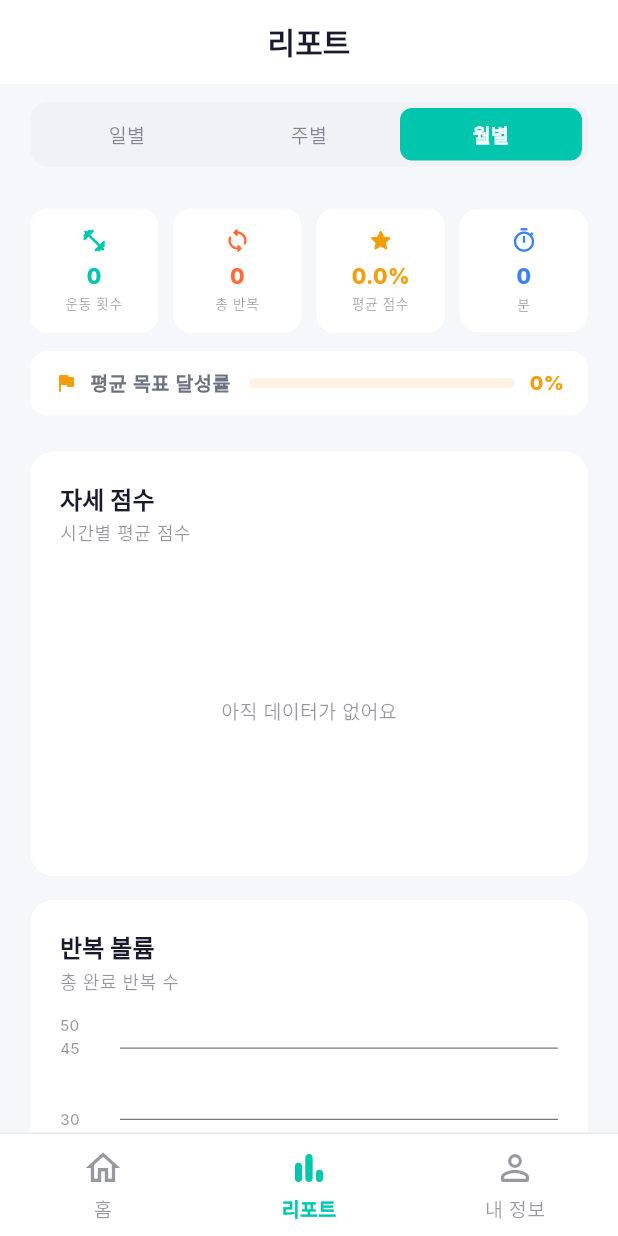
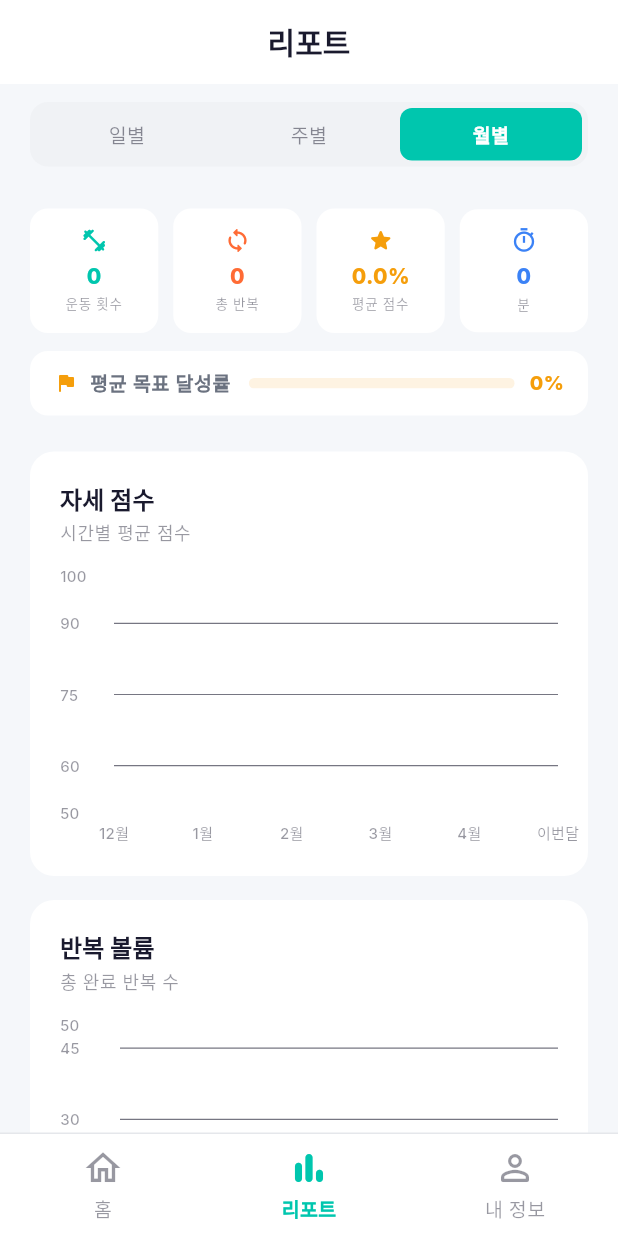
Before and after one commit to 06-month/BPT, a Flutter app: the ReportScreen screen opened by its route, after a tap on "주별", after a tap on "월별", on a phone screen of 412 x 824 dp. Run offline on Flutter 3.47's test engine with Material 3 defaults, Android fonts, the phone set to English and light mode, and no system bars; drawn by our look-alikes of fl_chart; our stand-ins replace cloud_firestore, firebase_auth, firebase_core, flutter_riverpod, go_router, google_fonts and 2 more; accounts and stored records are empty.

Commit message:
feat: 생년월일 기반 나이 입력 및 리포트 그래프 날짜 정확도 개선
feat(user): age 필드를 birthDate(DateTime?)로 교체, 생년월일 기반 age getter 추가
  - UserModel.age: birthDate에서 오늘 날짜 기준 만 나이를 동적 계산
  - UserModel.copyWith: clearBirthDate 플래그로 null 명시 설정 지원
  - UserModel.toJson/fromJson: birthDate ISO 직렬화 처리

feat(auth): 회원가입 폼에 생년월일 date picker 추가
  - 개인정보 섹션에 _DatePickerField 위젯 추가 (캘린더 UI)
  - 선택한 생년월일을 signUp()으로 전달, Firestore에 저장
  - 한국어/영어 날짜 포맷 자동 전환

feat(profile): 프로필 편집 시트의 나이 입력 → 생년월일 date picker로 교체
  - _BirthDatePicker 위젯 신규 추가
  - 편집 저장 시 birthDate → Firestore set(merge:true) + 로컬 캐시 동시 갱신
  - 프로필 표시: 나이 옆 '세' 단위 표시 (예: 25세), 미입력 시 '-'

fix(auth): Firestore 로드 성공 시 로컬 캐시 즉시 갱신 누락 수정
  - login()/tryAutoLogin(): Firestore 성공 응답을 받으면 _cacheUser() 호출
  - 이전에는 Firestore 데이터를 읽어도 캐시 미갱신 → 다음 Firestore 실패 시
    구버전 캐시로 폴백해 birthDate/신체정보가 사라지는 문제 발생

fix(profile): Firestore update() → set(merge:true) 교체
  - update()는 문서 부재 시 예외 발생 → 기존 계정(문서 없는 경우)에서 저장 실패
  - set(merge:true)는 문서 없으면 생성, 있으면 지정 필드만 갱신

fix(report): 리포트 그래프 날짜 로직 전면 수정
  - 일별: '운동한 날 기준 N일차' → '오늘 포함 최근 7 달력 일' 고정
    (오늘 날짜가 항상 포함되며 실제 날짜 레이블 표시: 5/25, 5/31 등)
  - 주별: 8주 → 6주로 축소, 현재 주 '이번주/Now' 강조 표시
  - 월별: 12개월 → 6개월로 축소, 한국어 모드에서 '1월~12월/이번달' 표시
  - 요약 통계: 전체 records 기준 → 각 탭 윈도우 기간 내 records 기준으로 수정
  - 데이터 없을 때도 x축 날짜 레이블이 항상 표시되도록 빈 프레임 유지

Co-Authored-By: Claude Sonnet 4.6 <noreply@anthropic.com>

```diff
--- a/bpt/lib/core/i18n/app_strings.dart
+++ b/bpt/lib/core/i18n/app_strings.dart
@@ -156,6 +156,8 @@ class AppStrings {
   final String editProfile;
   final String save;
   final String name;
+  final String birthDate;
+  final String selectBirthDate;
 
   const AppStrings({
     required this.locale,
@@ -294,6 +296,8 @@ class AppStrings {
     required this.editProfile,
     required this.save,
     required this.name,
+    required this.birthDate,
+    required this.selectBirthDate,
   });
 
   // ── English ───────────────────────────────────────────────────────────────
@@ -434,6 +438,8 @@ class AppStrings {
     editProfile: 'Edit Profile',
     save: 'Save',
     name: 'Name',
+    birthDate: 'Date of Birth',
+    selectBirthDate: 'Select date of birth',
   );
 
   // ── Korean ────────────────────────────────────────────────────────────────
@@ -574,5 +580,7 @@ class AppStrings {
     editProfile: '프로필 편집',
     save: '저장',
     name: '이름',
+    birthDate: '생년월일',
+    selectBirthDate: '생년월일을 선택하세요',
   );
 }
--- a/bpt/lib/data/mock_data.dart
+++ b/bpt/lib/data/mock_data.dart
@@ -12,7 +12,7 @@ final mockUser = UserModel(
   email: 'jinjeong619@gmail.com',
   password: '',
   avatarInitials: 'JJ',
-  age: 24,
+  birthDate: DateTime(2001, 3, 15),
   weightKg: 70,
   heightCm: 175,
   totalWorkouts: 48,
--- a/bpt/lib/features/report/providers/report_provider.dart
+++ b/bpt/lib/features/report/providers/report_provider.dart
@@ -17,9 +17,9 @@ final reportDataProvider = Provider<Map<String, dynamic>>((ref) {
     case ReportTab.daily:
       return _buildDailyData(records, isKo);
     case ReportTab.weekly:
-      return _buildWeeklyData(records);
+      return _buildWeeklyData(records, isKo);
     case ReportTab.monthly:
-      return _buildMonthlyData(records);
+      return _buildMonthlyData(records, isKo);
   }
 });
 
@@ -27,61 +27,20 @@ final reportDataProvider = Provider<Map<String, dynamic>>((ref) {
 
 DateTime _dateOnly(DateTime dt) => DateTime(dt.year, dt.month, dt.day);
 
-Map<String, dynamic> _emptyData() => {
-      'postureScores': <double>[],
-      'reps': <double>[],
-      'workoutMinutes': <double>[],
-      'labels': <String>[],
-      'totalWorkouts': 0,
-      'totalReps': 0,
-      'avgScore': 0.0,
-      'totalMinutes': 0,
-      'avgAchievement': 0.0,
-    };
-
-// Chronological by unique workout day, labeled "1일차"/"Day 1"
-Map<String, dynamic> _buildDailyData(List<WorkoutRecordModel> records, bool isKo) {
-  final Map<DateTime, List<WorkoutRecordModel>> byDay = {};
-  for (final r in records) {
-    final day = _dateOnly(r.date);
-    byDay.putIfAbsent(day, () => []).add(r);
-  }
-
-  final sortedDays = byDay.keys.toList()..sort();
-  final recentDays = sortedDays.length > 7
-      ? sortedDays.sublist(sortedDays.length - 7)
-      : sortedDays;
-
-  if (recentDays.isEmpty) return _emptyData();
-
-  final startIdx = sortedDays.length - recentDays.length;
-  final scores = <double>[];
-  final reps = <double>[];
-  final minutes = <double>[];
-  final labels = <String>[];
-
-  for (int i = 0; i < recentDays.length; i++) {
-    final dayRecs = byDay[recentDays[i]]!;
-    final n = startIdx + i + 1;
-    labels.add(isKo ? '$n일차' : 'Day $n');
-    scores.add(dayRecs.fold(0.0, (s, r) => s + r.postureScore) / dayRecs.length);
-    reps.add(dayRecs.fold(0.0, (s, r) => s + r.totalReps));
-    minutes.add(dayRecs.fold(0, (s, r) => s + r.durationSeconds) / 60.0);
-  }
-
+Map<String, dynamic> _buildSummary({
+  required List<double> scores,
+  required List<double> reps,
+  required List<double> minutes,
+  required List<WorkoutRecordModel> windowRecords,
+}) {
   final totalReps = reps.fold(0.0, (a, b) => a + b).toInt();
   final totalMins = minutes.fold(0.0, (a, b) => a + b).toInt();
   final validScores = scores.where((s) => s > 0).toList();
   final avgScore = validScores.isEmpty
       ? 0.0
       : validScores.fold(0.0, (a, b) => a + b) / validScores.length;
-
   return {
-    'postureScores': scores,
-    'reps': reps,
-    'workoutMinutes': minutes,
-    'labels': labels,
-    'totalWorkouts': records.length,
+    'totalWorkouts': windowRecords.length,
     'totalReps': totalReps,
     'avgScore': avgScore,
     'totalMinutes': totalMins,
@@ -89,21 +48,65 @@ Map<String, dynamic> _buildDailyData(List<WorkoutRecordModel> records, bool isKo
   };
 }
 
-Map<String, dynamic> _buildWeeklyData(List<WorkoutRecordModel> records) {
+// ── Daily: 오늘 포함 최근 7 달력 일 ──────────────────────────────────────────
+Map<String, dynamic> _buildDailyData(
+    List<WorkoutRecordModel> records, bool isKo) {
+  final today = _dateOnly(DateTime.now());
+  // index 0 = 6일 전, index 6 = 오늘
+  final days = List.generate(7, (i) => today.subtract(Duration(days: 6 - i)));
+
+  final labels = days.map((d) => '${d.month}/${d.day}').toList();
+  final scores = <double>[];
+  final reps = <double>[];
+  final minutes = <double>[];
+
+  for (final day in days) {
+    final dayRecs =
+        records.where((r) => _dateOnly(r.date) == day).toList();
+    scores.add(dayRecs.isEmpty
+        ? 0
+        : dayRecs.fold(0.0, (s, r) => s + r.postureScore) / dayRecs.length);
+    reps.add(dayRecs.fold(0.0, (s, r) => s + r.totalReps.toDouble()));
+    minutes.add(dayRecs.fold(0, (s, r) => s + r.durationSeconds) / 60.0);
+  }
+
+  final windowRecs =
+      records.where((r) => !_dateOnly(r.date).isBefore(days.first)).toList();
+
+  return {
+    'postureScores': scores,
+    'reps': reps,
+    'workoutMinutes': minutes,
+    'labels': labels,
+    ..._buildSummary(
+        scores: scores,
+        reps: reps,
+        minutes: minutes,
+        windowRecords: windowRecs),
+  };
+}
+
+// ── Weekly: 현재 주 포함 최근 6주 ────────────────────────────────────────────
+Map<String, dynamic> _buildWeeklyData(
+    List<WorkoutRecordModel> records, bool isKo) {
   final now = DateTime.now();
-  // Current week starts on Monday
-  final currentMonday = _dateOnly(now)
-      .subtract(Duration(days: now.weekday - 1));
+  final currentMonday =
+      _dateOnly(now).subtract(Duration(days: now.weekday - 1));
 
-  // Last 8 weeks: index 0 = 7 weeks ago, index 7 = current week
+  // index 0 = 5주 전 월요일, index 5 = 이번 주 월요일
   final weekStarts = List.generate(
-      8, (i) => currentMonday.subtract(Duration(days: (7 - i) * 7)));
+      6, (i) => currentMonday.subtract(Duration(days: (5 - i) * 7)));
+
+  final labels = weekStarts.asMap().entries.map((e) {
+    final ws = e.value;
+    final isCurrentWeek = e.key == weekStarts.length - 1;
+    if (isCurrentWeek) return isKo ? '이번주' : 'Now';
+    return '${ws.month}/${ws.day}';
+  }).toList();
 
   final scores = <double>[];
   final reps = <double>[];
   final minutes = <double>[];
-  // Actual Monday dates as "M/D" labels so new users see real dates
-  final labels = weekStarts.map((ws) => '${ws.month}/${ws.day}').toList();
 
   for (final weekStart in weekStarts) {
     final weekEnd = weekStart.add(const Duration(days: 7));
@@ -114,54 +117,55 @@ Map<String, dynamic> _buildWeeklyData(List<WorkoutRecordModel> records) {
         .toList();
     scores.add(weekRecs.isEmpty
         ? 0
-        : weekRecs.fold(0.0, (s, r) => s + r.postureScore) /
-            weekRecs.length);
-    reps.add(
-        weekRecs.fold(0.0, (s, r) => s + r.totalReps).toDouble());
-    minutes.add(
-        weekRecs.fold(0, (s, r) => s + r.durationSeconds) / 60.0);
+        : weekRecs.fold(0.0, (s, r) => s + r.postureScore) / weekRecs.length);
+    reps.add(weekRecs.fold(0.0, (s, r) => s + r.totalReps.toDouble()));
+    minutes
+        .add(weekRecs.fold(0, (s, r) => s + r.durationSeconds) / 60.0);
   }
 
-  final totalWorkouts = records
-      .where((r) =>
-          !_dateOnly(r.date).isBefore(weekStarts.first))
-      .length;
-  final totalReps = reps.fold(0.0, (a, b) => a + b).toInt();
-  final totalMins = minutes.fold(0.0, (a, b) => a + b).toInt();
-  final validScores = scores.where((s) => s > 0).toList();
-  final avgScore = validScores.isEmpty
-      ? 0.0
-      : validScores.fold(0.0, (a, b) => a + b) / validScores.length;
+  final windowRecs = records
+      .where((r) => !_dateOnly(r.date).isBefore(weekStarts.first))
+      .toList();
 
   return {
     'postureScores': scores,
     'reps': reps,
     'workoutMinutes': minutes,
     'labels': labels,
-    'totalWorkouts': totalWorkouts,
-    'totalReps': totalReps,
-    'avgScore': avgScore,
-    'totalMinutes': totalMins,
-    'avgAchievement': avgScore,
+    ..._buildSummary(
+        scores: scores,
+        reps: reps,
+        minutes: minutes,
+        windowRecords: windowRecs),
   };
 }
 
-Map<String, dynamic> _buildMonthlyData(List<WorkoutRecordModel> records) {
+// ── Monthly: 현재 달 포함 최근 6개월 ─────────────────────────────────────────
+Map<String, dynamic> _buildMonthlyData(
+    List<WorkoutRecordModel> records, bool isKo) {
   final now = DateTime.now();
-  // Last 12 months: index 0 = 11 months ago, index 11 = current month
-  final months = List.generate(12, (i) {
-    final m = now.month - (11 - i);
-    final y = now.year + (m <= 0 ? -1 : 0);
-    final adjustedM = m <= 0 ? m + 12 : m;
-    return DateTime(y, adjustedM);
+  // index 0 = 5달 전, index 5 = 이번 달
+  final months = List.generate(6, (i) {
+    final offset = 5 - i;
+    int m = now.month - offset;
+    int y = now.year;
+    while (m <= 0) {
+      m += 12;
+      y--;
+    }
+    return DateTime(y, m);
   });
 
-  final labels = [
-    'Jan', 'Feb', 'Mar', 'Apr', 'May', 'Jun',
-    'Jul', 'Aug', 'Sep', 'Oct', 'Nov', 'Dec'
-  ];
-  final monthLabels =
-      months.map((m) => labels[m.month - 1]).toList();
+  final koMonths = ['1월','2월','3월','4월','5월','6월',
+                    '7월','8월','9월','10월','11월','12월'];
+  final enMonths = ['Jan','Feb','Mar','Apr','May','Jun',
+                    'Jul','Aug','Sep','Oct','Nov','Dec'];
+
+  final labels = months.map((m) {
+    final isCurrentMonth = m.year == now.year && m.month == now.month;
+    final base = isKo ? koMonths[m.month - 1] : enMonths[m.month - 1];
+    return isCurrentMonth ? (isKo ? '이번달' : 'Now') : base;
+  }).toList();
 
   final scores = <double>[];
   final reps = <double>[];
@@ -169,39 +173,33 @@ Map<String, dynamic> _buildMonthlyData(List<WorkoutRecordModel> records) {
 
   for (final month in months) {
     final monthRecs = records
-        .where((r) =>
-            r.date.year == month.year && r.date.month == month.month)
+        .where((r) => r.date.year == month.year && r.date.month == month.month)
         .toList();
     scores.add(monthRecs.isEmpty
         ? 0
         : monthRecs.fold(0.0, (s, r) => s + r.postureScore) /
             monthRecs.length);
-    reps.add(
-        monthRecs.fold(0.0, (s, r) => s + r.totalReps).toDouble());
-    minutes.add(
-        monthRecs.fold(0, (s, r) => s + r.durationSeconds) / 60.0);
+    reps.add(monthRecs.fold(0.0, (s, r) => s + r.totalReps.toDouble()));
+    minutes
+        .add(monthRecs.fold(0, (s, r) => s + r.durationSeconds) / 60.0);
   }
 
-  final totalWorkouts = records
-      .where((r) => !DateTime(r.date.year, r.date.month)
-          .isBefore(months.first))
-      .length;
-  final totalReps = reps.fold(0.0, (a, b) => a + b).toInt();
-  final totalMins = minutes.fold(0.0, (a, b) => a + b).toInt();
-  final validScores = scores.where((s) => s > 0).toList();
-  final avgScore = validScores.isEmpty
-      ? 0.0
-      : validScores.fold(0.0, (a, b) => a + b) / validScores.length;
+  final windowRecs = records
+      .where((r) =>
+          r.date.year > months.first.year ||
+          (r.date.year == months.first.year &&
+              r.date.month >= months.first.month))
+      .toList();
 
   return {
     'postureScores': scores,
     'reps': reps,
     'workoutMinutes': minutes,
-    'labels': monthLabels,
-    'totalWorkouts': totalWorkouts,
-    'totalReps': totalReps,
-    'avgScore': avgScore,
-    'totalMinutes': totalMins,
-    'avgAchievement': avgScore,
+    'labels': labels,
+    ..._buildSummary(
+        scores: scores,
+        reps: reps,
+        minutes: minutes,
+        windowRecords: windowRecs),
   };
 }
--- a/bpt/lib/features/report/screens/report_screen.dart
+++ b/bpt/lib/features/report/screens/report_screen.dart
@@ -367,7 +367,12 @@ class _PostureLineChart extends StatelessWidget {
         fontSize: 10);
     final step = labels.length > 8 ? 2 : 1;
 
-    // Filter out zero-score periods so lines don't spike to the bottom
+    if (labels.isEmpty) {
+      return Center(
+        child: Text(noDataLabel, style: textStyle.copyWith(fontSize: 13)));
+    }
+
+    // 0점은 운동 없는 날이므로 선 연결에서 제외 (NaN 처리)
     final spots = scores
         .asMap()
         .entries
@@ -375,12 +380,7 @@ class _PostureLineChart extends StatelessWidget {
         .map((e) => FlSpot(e.key.toDouble(), e.value))
         .toList();
 
-    if (spots.isEmpty || labels.isEmpty) {
-      return Center(
-        child: Text(noDataLabel,
-            style: textStyle.copyWith(fontSize: 13)),
-      );
-    }
+    final hasData = spots.isNotEmpty;
 
     return LineChart(LineChartData(
       minX: 0,
@@ -420,13 +420,13 @@ class _PostureLineChart extends StatelessWidget {
       ),
       lineBarsData: [
         LineChartBarData(
-          spots: spots,
+          spots: hasData ? spots : const [FlSpot(0, 50)],
           isCurved: spots.length > 1,
           curveSmoothness: 0.35,
-          color: AppColors.primary,
+          color: hasData ? AppColors.primary : Colors.transparent,
           barWidth: 2.5,
           dotData: FlDotData(
-            show: true,
+            show: hasData,
             getDotPainter: (_, __, ___, ____) => FlDotCirclePainter(
               radius: 3,
               color: AppColors.primary,
@@ -435,7 +435,7 @@ class _PostureLineChart extends StatelessWidget {
             ),
           ),
           belowBarData: BarAreaData(
-            show: true,
+            show: hasData,
             gradient: LinearGradient(
               begin: Alignment.topCenter,
               end: Alignment.bottomCenter,
@@ -447,6 +447,8 @@ class _PostureLineChart extends StatelessWidget {
           ),
         ),
       ],
+      // 데이터 없을 때 안내 문구
+      extraLinesData: hasData ? null : const ExtraLinesData(extraLinesOnTop: false),
     ));
   }
 }
@@ -476,7 +478,8 @@ class _RepsBarChart extends StatelessWidget {
       );
     }
 
-    final maxY = _niceMax(reps, 50);
+    final hasData = reps.any((v) => v > 0);
+    final maxY = hasData ? _niceMax(reps, 50) : 50.0;
     final yInterval = _niceInterval(maxY, 4);
 
     return BarChart(BarChartData(
@@ -551,6 +554,12 @@ class _WorkoutTimeLineChart extends StatelessWidget {
         fontSize: 10);
     final step = labels.length > 8 ? 2 : 1;
 
+    if (labels.isEmpty) {
+      return Center(
+        child: Text(noDataLabel, style: textStyle.copyWith(fontSize: 13)),
+      );
+    }
+
     final spots = minutes
         .asMap()
         .entries
@@ -558,13 +567,8 @@ class _WorkoutTimeLineChart extends StatelessWidget {
         .map((e) => FlSpot(e.key.toDouble(), e.value))
         .toList();
 
-    if (spots.isEmpty || labels.isEmpty) {
-      return Center(
-        child: Text(noDataLabel, style: textStyle.copyWith(fontSize: 13)),
-      );
-    }
-
-    final maxY = _niceMax(minutes, 10);
+    final hasData = spots.isNotEmpty;
+    final maxY = hasData ? _niceMax(minutes, 10) : 10.0;
     final yInterval = _niceInterval(maxY, 4);
 
     return LineChart(LineChartData(
@@ -605,13 +609,13 @@ class _WorkoutTimeLineChart extends StatelessWidget {
       ),
       lineBarsData: [
         LineChartBarData(
-          spots: spots,
+          spots: hasData ? spots : const [FlSpot(0, 0)],
           isCurved: spots.length > 1,
           curveSmoothness: 0.35,
-          color: AppColors.info,
+          color: hasData ? AppColors.info : Colors.transparent,
           barWidth: 2.5,
           dotData: FlDotData(
-            show: true,
+            show: hasData,
             getDotPainter: (_, __, ___, ____) => FlDotCirclePainter(
               radius: 3,
               color: AppColors.info,
@@ -620,7 +624,7 @@ class _WorkoutTimeLineChart extends StatelessWidget {
             ),
           ),
           belowBarData: BarAreaData(
-            show: true,
+            show: hasData,
             gradient: LinearGradient(
               begin: Alignment.topCenter,
               end: Alignment.bottomCenter,
```
Also changed, not shown: bpt/lib/features/auth/providers/auth_provider.dart (+51 -8 lines), bpt/lib/features/auth/screens/login_screen.dart (+79 -1 lines), bpt/lib/features/profile/screens/profile_screen.dart (+85 -31 lines), bpt/lib/models/user_model.dart (+21 -7 lines), bpt/lib/services/auth_service.dart (+4 -4 lines).
